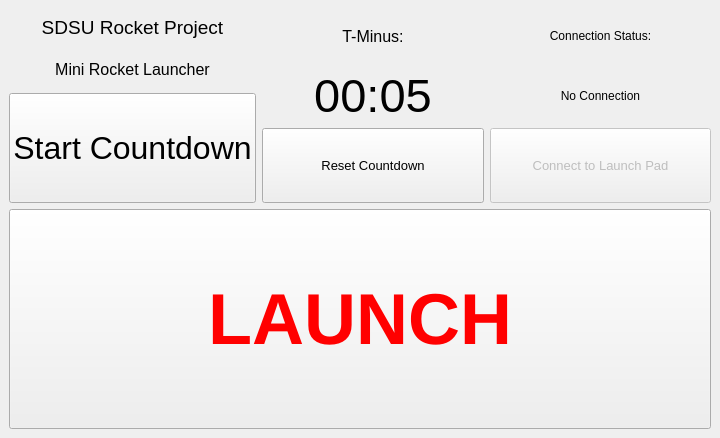
First picture: the form in miniRocketv3.ui, repository Kheirlb/MiniRocket, before the edit.
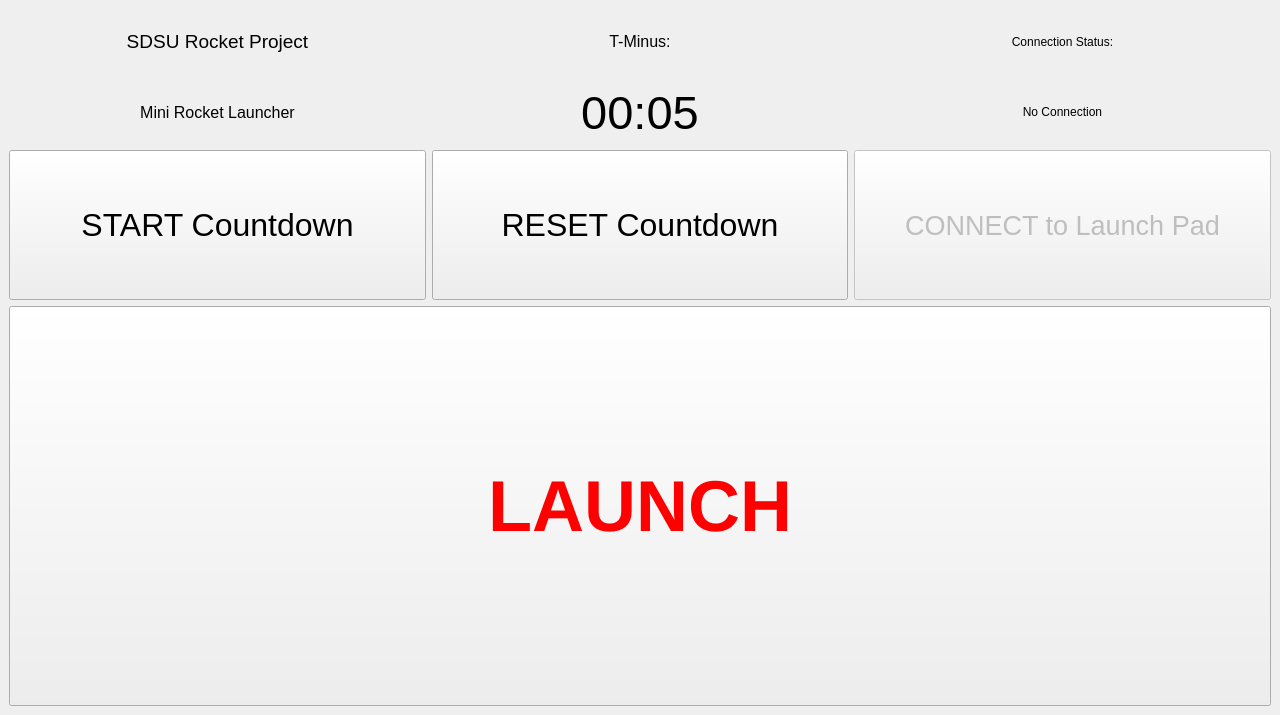
Second picture: the form after the edit.

Commit message: larger frame

```diff
--- a/miniRocketv3.ui
+++ b/miniRocketv3.ui
@@ -6,8 +6,8 @@
    <rect>
     <x>0</x>
     <y>0</y>
-    <width>720</width>
-    <height>438</height>
+    <width>1280</width>
+    <height>715</height>
    </rect>
   </property>
   <property name="windowTitle">
@@ -61,7 +61,7 @@
             <property name="minimumSize">
              <size>
               <width>0</width>
-              <height>110</height>
+              <height>150</height>
              </size>
             </property>
             <property name="font">
@@ -70,7 +70,7 @@
              </font>
             </property>
             <property name="text">
-             <string>Start Countdown</string>
+             <string>START Countdown</string>
             </property>
            </widget>
           </item>
@@ -113,16 +113,16 @@
             <property name="minimumSize">
              <size>
               <width>0</width>
-              <height>75</height>
+              <height>150</height>
              </size>
             </property>
             <property name="font">
              <font>
-              <pointsize>10</pointsize>
+              <pointsize>24</pointsize>
              </font>
             </property>
             <property name="text">
-             <string>Reset Countdown</string>
+             <string>RESET Countdown</string>
             </property>
            </widget>
           </item>
@@ -158,16 +158,18 @@
             <property name="minimumSize">
              <size>
               <width>0</width>
-              <height>75</height>
+              <height>150</height>
              </size>
             </property>
             <property name="font">
              <font>
-              <pointsize>10</pointsize>
+              <pointsize>20</pointsize>
+              <weight>50</weight>
+              <bold>false</bold>
              </font>
             </property>
             <property name="text">
-             <string>Connect to Launch Pad</string>
+             <string>CONNECT to Launch Pad</string>
             </property>
            </widget>
           </item>
@@ -180,7 +182,7 @@
         <property name="minimumSize">
          <size>
           <width>0</width>
-          <height>220</height>
+          <height>400</height>
          </size>
         </property>
         <property name="font">
```
